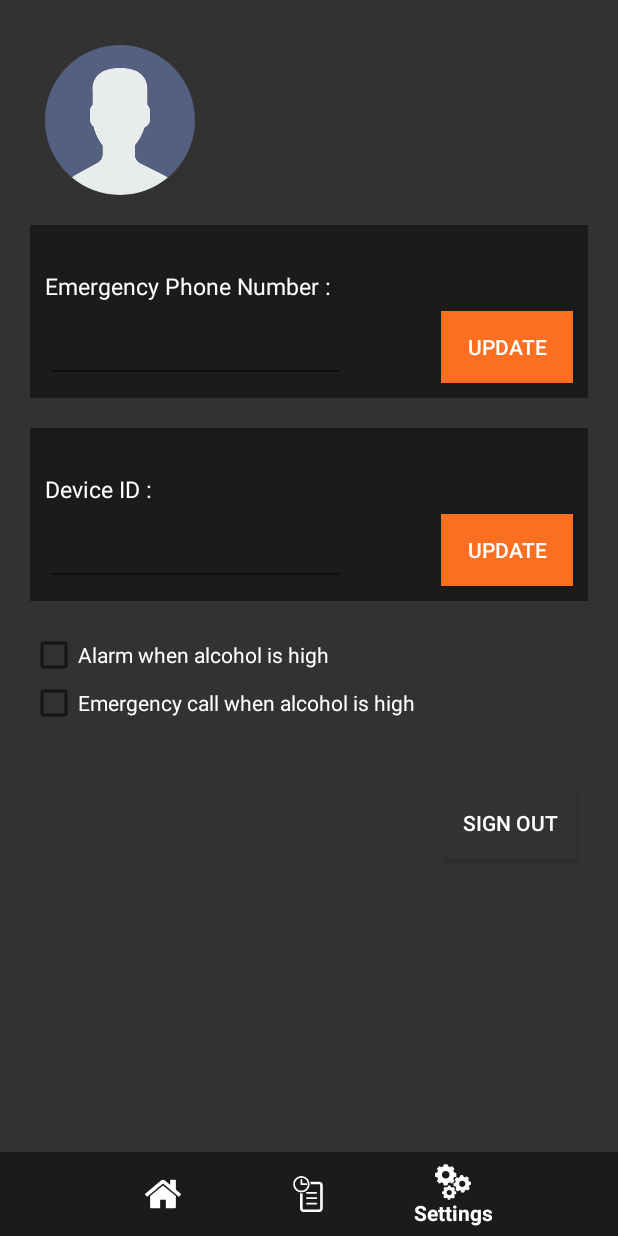
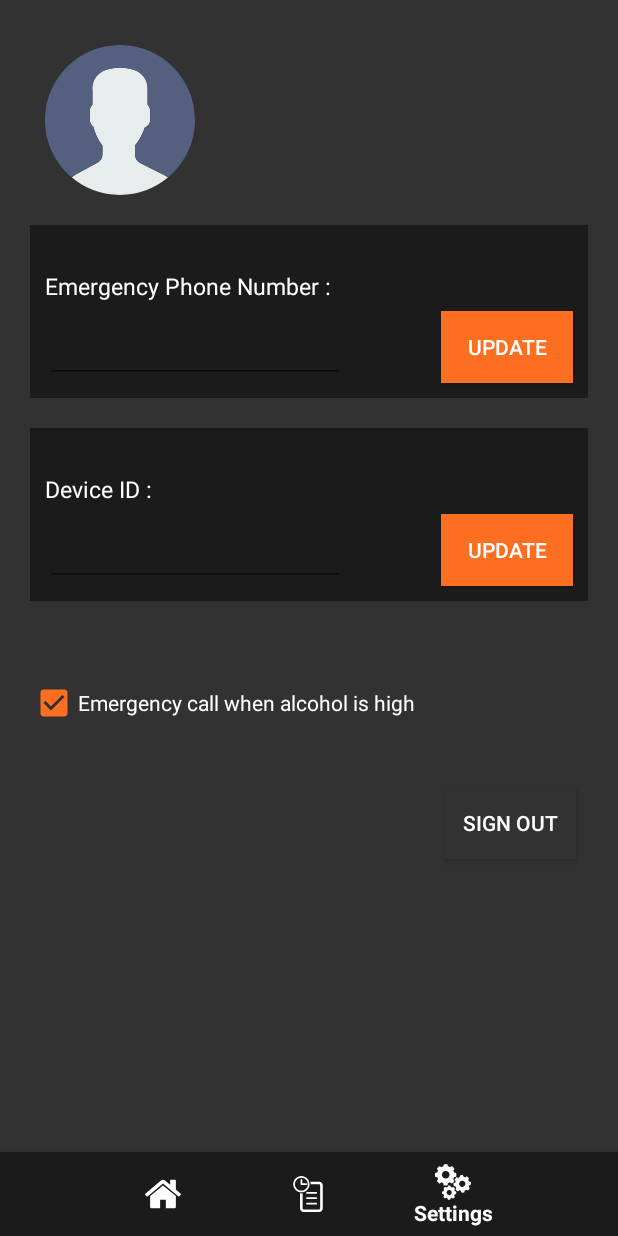
Before and after one commit to krastomer/cpe101g3, an Android app: the OverallFragment screen opened directly, with no data from a screen before it, item 3 of the bottom bar chosen, on a phone screen of 412 x 824 dp. Run offline under Robolectric (Android 15) with nearby library versions, the phone set to English and light mode, and no system bars; our stand-ins replace Firebase (no records; nobody signed in at launch, a user with empty details on screens opened directly); libraries missing offline, so code that uses them is left out: com.github.mikephil.charting; 5 statements that could not run were skipped.

Commit message:
Final Fixed

```diff
--- a/app/src/main/java/com/pewpew/final_app/fragment/OverallFragment.kt
+++ b/app/src/main/java/com/pewpew/final_app/fragment/OverallFragment.kt
@@ -151,6 +151,14 @@ class OverallFragment : Fragment() {
         myRef.addValueEventListener(object : ValueEventListener {
             override fun onDataChange(p0: DataSnapshot) {
                 var i: Int = 0
+                totalmonth=0
+                totalyear=0
+                month1=0
+                month2=0
+                month3=0
+                year1=0
+                year2=0
+                year3=0
 //                Log.d("MainActivity",boardid)
                 for (h in p0.children) {
                     if (h.child("uid").value.toString() == boardid) {
--- a/app/src/main/res/layout/fragment_settings.xml
+++ b/app/src/main/res/layout/fragment_settings.xml
@@ -119,8 +119,9 @@
             android:layout_marginStart="20dp"
             android:layout_marginTop="20dp"
             android:text="@string/str_alert"
+            android:textColor="@color/colorWhite"
             android:textSize="14sp"
-            android:textColor="@color/colorWhite"
+            android:visibility="invisible"
             app:layout_constraintStart_toStartOf="parent"
             app:layout_constraintTop_toBottomOf="@+id/frame_device" />
 
@@ -128,9 +129,11 @@
             android:id="@+id/cb_call"
             android:layout_width="wrap_content"
             android:layout_height="wrap_content"
+            android:layout_marginStart="20dp"
+            android:checked="true"
+            android:clickable="false"
+            android:text="@string/str_emercall"
             android:textColor="@color/colorWhite"
-            android:layout_marginStart="20dp"
-            android:text="@string/str_emercall"
             android:textSize="14sp"
             app:layout_constraintStart_toStartOf="parent"
             app:layout_constraintTop_toBottomOf="@+id/cb_alert" />
--- a/app/src/main/res/values/strings.xml
+++ b/app/src/main/res/values/strings.xml
@@ -1,5 +1,5 @@
 <resources>
-    <string name="app_name">final_app</string>
+    <string name="app_name">Safety Drunk Driver</string>
     <string name="str_overall">Overall</string>
     <string name="str_history">History</string>
     <string name="str_settings">Settings</string>
```
Also changed, not shown: app/src/main/res/layout/fragment_overall.xml (+4 -5 lines).
